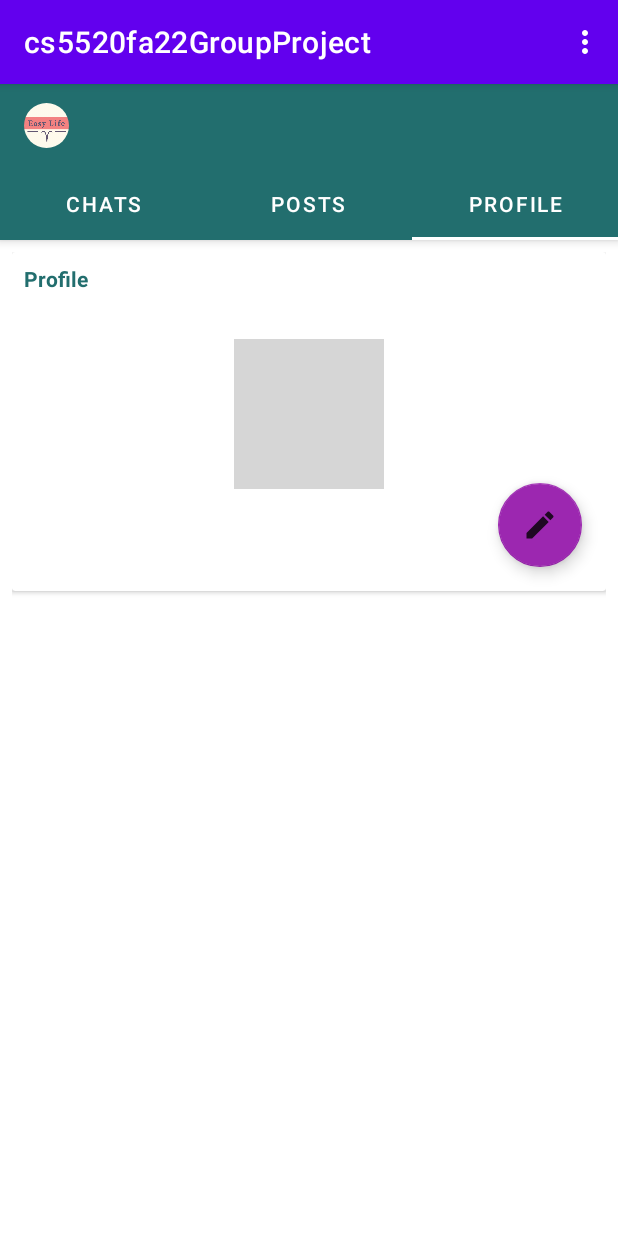
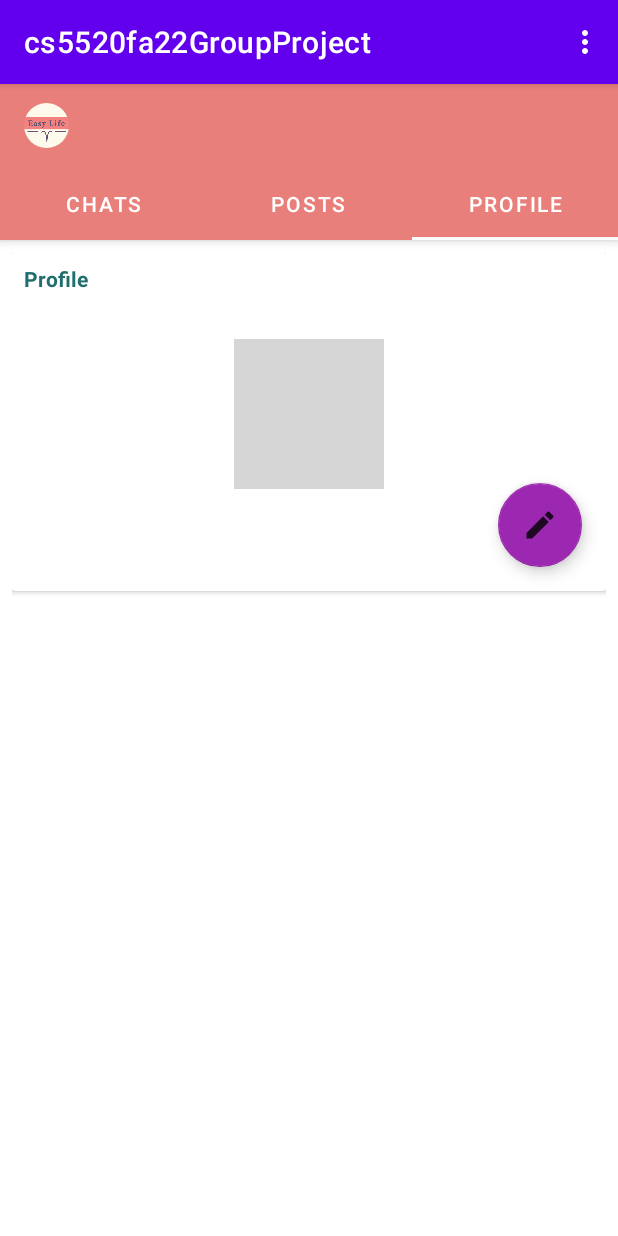
Before and after one commit to Wenqiang-Hu/cs5200fa22GroupProject, an Android app: the EasyLifeMainActivity screen opened directly, with no data from a screen before it, tab 3 chosen, on a phone screen of 412 x 824 dp. Run offline under Robolectric (Android 15) with nearby library versions, the phone set to English and light mode, and no system bars; our stand-ins replace CircleImageView, Firebase (no records; nobody signed in at launch, a user with empty details on screens opened directly); pictures from the network do not load; grey boxes are pictures that could not be loaded.

Commit message:
changed theme color

```diff
--- a/app/src/main/res/layout/activity_easy_life_main.xml
+++ b/app/src/main/res/layout/activity_easy_life_main.xml
@@ -15,7 +15,7 @@
             android:id="@+id/toolbar_easylife"
             android:layout_width="match_parent"
             android:layout_height="wrap_content"
-            android:background="@color/colorPrimaryDark"
+            android:background="#FDEA8179"
             android:theme="@style/Base.ThemeOverlay.AppCompat.Dark.ActionBar"
             app:popupTheme="@style/MenuStyle">
 
@@ -41,7 +41,7 @@
             android:id="@+id/tab_layout"
             android:layout_width="match_parent"
             android:layout_height="wrap_content"
-            android:background="@color/colorPrimaryDark"
+            android:background="#FDEA8179"
             app:tabSelectedTextColor="#fff"
             app:tabIndicatorColor="#fff"
             app:tabTextColor="#fff"/>
```
